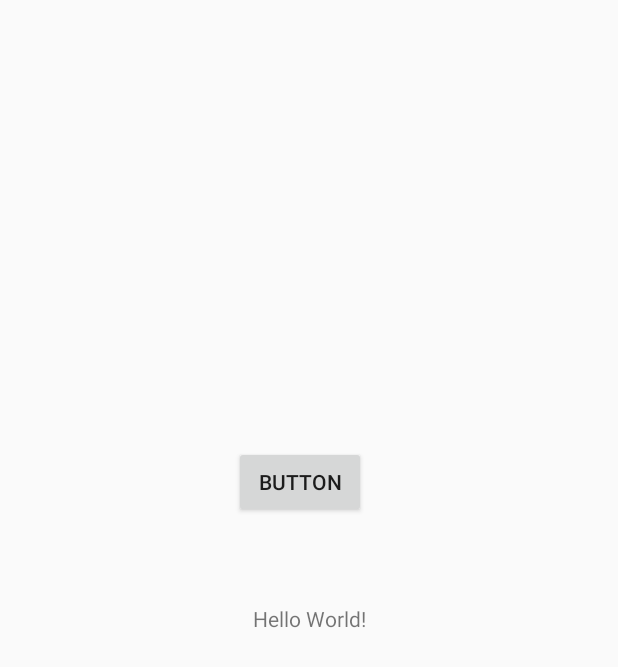
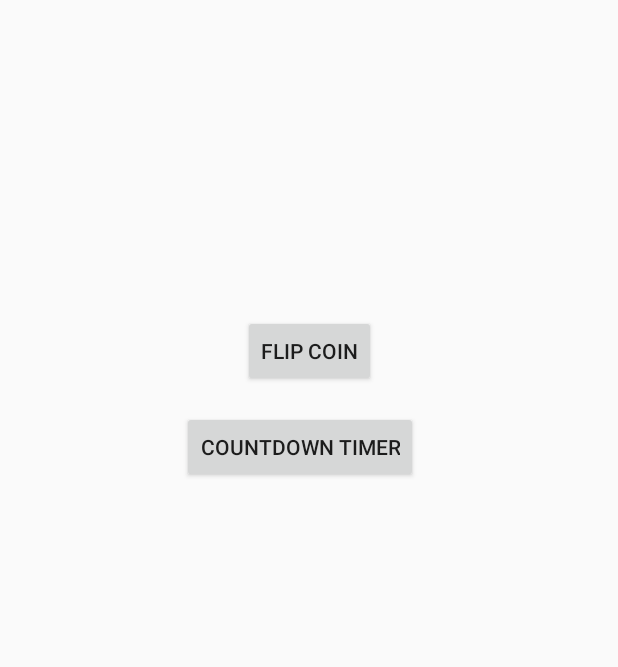
Before and after one commit to bdegouti/Parenting-App, an Android app: the screen it shows after launch (MainMenuActivity), on a phone screen of 412 x 824 dp. Shown: the top 667 px of the screen. Run offline under Robolectric (Android 15) with nearby library versions, the phone set to English and light mode, and no system bars.

```diff
--- a/app/src/main/AndroidManifest.xml
+++ b/app/src/main/AndroidManifest.xml
@@ -14,6 +14,9 @@
             android:exported="true"
             android:launchMode="singleTop"/>
         <activity
+            android:name=".FlipCoinActivity"
+            android:exported="true" />
+        <activity
             android:name=".MainMenuActivity"
             android:exported="true">
             <intent-filter>
--- a/app/src/main/java/com/example/parentapp/MainMenuActivity.java
+++ b/app/src/main/java/com/example/parentapp/MainMenuActivity.java
@@ -8,14 +8,19 @@ import android.view.View;
 import android.widget.Button;
 
 public class MainMenuActivity extends AppCompatActivity {
-
     @Override
     protected void onCreate(Bundle savedInstanceState) {
         super.onCreate(savedInstanceState);
         setContentView(R.layout.activity_main_menu);
 
-        Button btn = findViewById(R.id.button);
-        btn.setOnClickListener(new View.OnClickListener() {
+        setUpButtonTimer();
+        setUpButtonFlipCoin();
+    }
+
+    private void setUpButtonTimer()
+    {
+        Button btnTimer = findViewById(R.id.buttonTimer);
+        btnTimer.setOnClickListener(new View.OnClickListener() {
             @Override
             public void onClick(View view) {
                 Intent i = Timer.makeLaunchIntent(MainMenuActivity.this);
@@ -23,4 +28,16 @@ public class MainMenuActivity extends AppCompatActivity {
             }
         });
     }
+
+    private void setUpButtonFlipCoin()
+    {
+        Button btnFlipCoin = findViewById(R.id.buttonFlipCoin);
+        btnFlipCoin.setOnClickListener(new View.OnClickListener() {
+            @Override
+            public void onClick(View view) {
+                Intent intent = FlipCoinActivity.makeIntent(MainMenuActivity.this);
+                startActivity(intent);
+            }
+        });
+    }
 }
--- a/app/src/main/res/layout/activity_main_menu.xml
+++ b/app/src/main/res/layout/activity_main_menu.xml
@@ -6,28 +6,26 @@
     android:layout_height="match_parent"
     tools:context=".MainMenuActivity">
 
-    <TextView
-        android:id="@+id/textView"
-        android:layout_width="wrap_content"
-        android:layout_height="wrap_content"
-        android:text="Hello World!"
-        app:layout_constraintBottom_toBottomOf="parent"
-        app:layout_constraintLeft_toLeftOf="parent"
-        app:layout_constraintRight_toRightOf="parent"
-        app:layout_constraintTop_toTopOf="parent" />
-
     <Button
-        android:id="@+id/button"
+        android:id="@+id/buttonTimer"
         android:layout_width="wrap_content"
         android:layout_height="wrap_content"
         android:layout_marginStart="155dp"
         android:layout_marginTop="274dp"
         android:layout_marginEnd="168dp"
-        android:layout_marginBottom="34dp"
-        android:text="Button"
-        app:layout_constraintBottom_toTopOf="@+id/textView"
+        android:text="Countdown Timer"
         app:layout_constraintEnd_toEndOf="parent"
         app:layout_constraintStart_toStartOf="parent"
         app:layout_constraintTop_toTopOf="parent" />
 
+    <Button
+        android:id="@+id/buttonFlipCoin"
+        android:layout_width="wrap_content"
+        android:layout_height="wrap_content"
+        android:layout_marginBottom="16dp"
+        android:text="Flip Coin"
+        app:layout_constraintBottom_toTopOf="@+id/buttonTimer"
+        app:layout_constraintEnd_toEndOf="parent"
+        app:layout_constraintStart_toStartOf="parent" />
+
 </androidx.constraintlayout.widget.ConstraintLayout>
```
Also changed, not shown: app/src/main/java/com/example/parentapp/FlipCoinActivity.java (added, +75 -0 lines), app/src/main/java/com/example/parentapp/model/ChildrenManager.java (+31 -0 lines), app/src/main/java/com/example/parentapp/model/FlipCoinGame.java (+32 -5 lines), app/src/main/java/com/example/parentapp/model/FlipCoinGameHistory.java (+10 -3 lines), app/src/main/java/com/example/parentapp/model/GameRotationManager.java (added, +28 -0 lines), app/src/main/res/anim/flip_coin_animation.xml (added, +35 -0 lines), app/src/main/res/layout/activity_flip_coin.xml (added, +22 -0 lines), app/src/main/res/drawable-mdpi/coin_head.png (added), app/src/main/res/drawable-mdpi/coin_tail.png (added), 1 other file.
